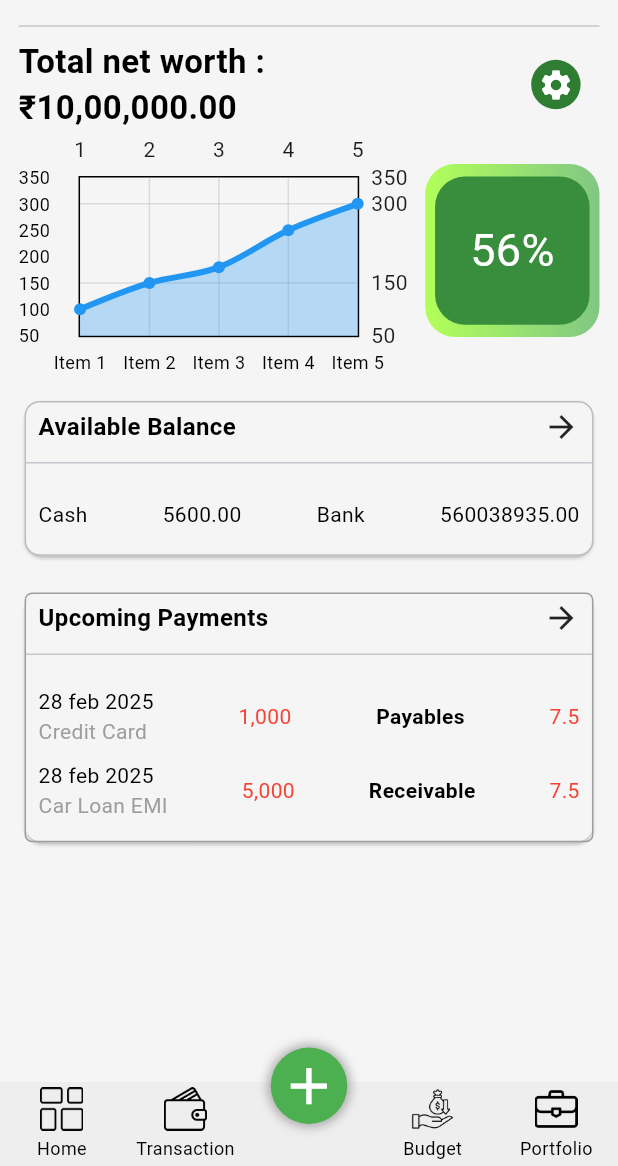
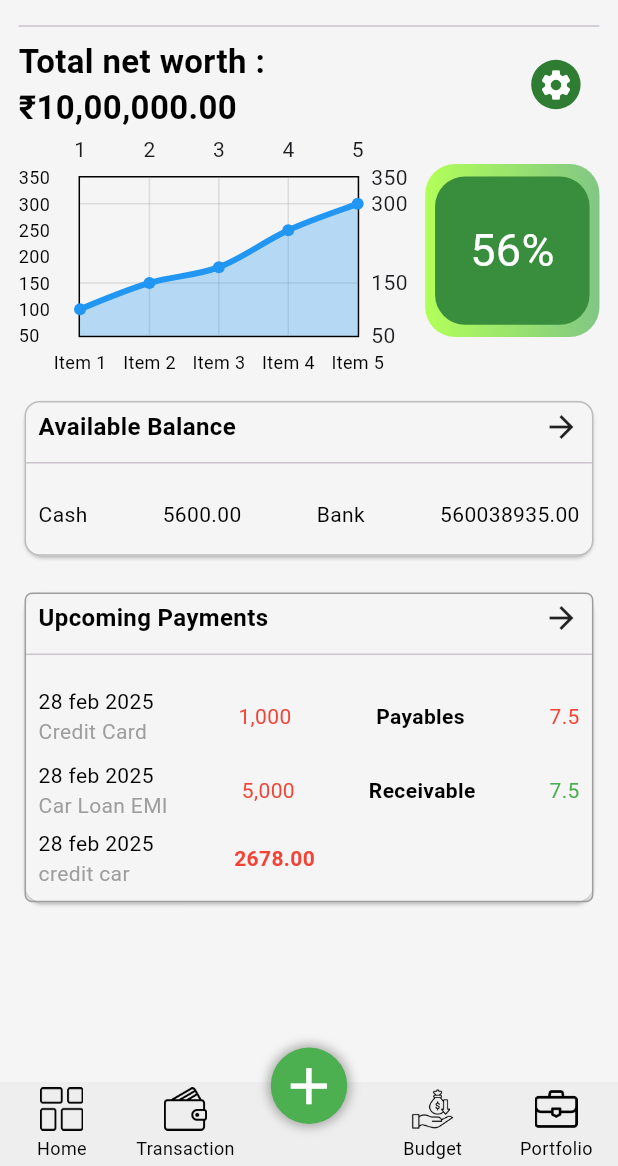
Before and after one commit to ArslanXXQazi/Finance-Tracker, a Flutter app: the screen it shows after launch, on a phone screen of 412 x 824 dp, the part 70-1236 px from its top. Run offline on Flutter 3.47's test engine with Material 3 defaults, Android fonts, the phone set to English and light mode, and no system bars; drawn by our look-alikes of fl_chart, persistent_bottom_nav_bar; our stand-ins replace flutter_animate.

Commit message:
Update home_nav_view.dart

```diff
--- a/finance_tracker/lib/src/views/nav_bar_view/home_nav_view/home_nav_view.dart
+++ b/finance_tracker/lib/src/views/nav_bar_view/home_nav_view/home_nav_view.dart
@@ -136,17 +136,19 @@ class HomeNavView extends StatelessWidget {
                       amount: '5,000',
                     payables_receivable: 'Receivable',
                       pay_rece_amount: '7.5',
+                    color: Colors.green,
                   ),
-                   // Row(
-                   //   children: [
-                   //     Column(
-                   //       crossAxisAlignment: CrossAxisAlignment.start,
-                   //       children: [
-                   //         CustomText(text: '28 feb 2025'),
-                   //         CustomText(text: 'credit car'),
-                   //       ],
-                   //     ),
-                   //     CustomText(text: '2678.00',color: Colors.red,),],),
+                   Row(
+                     children: [
+                       Column(
+                         crossAxisAlignment: CrossAxisAlignment.start,
+                         children: [
+                           CustomText(text: '28 feb 2025'),
+                           CustomText(text: 'credit car',color: Colors.grey,),
+                         ],
+                       ),
+                       SizedBox(width: width*.13,),
+                       BoldText(text: '2678.00',color: Colors.red,fontSize: 14,),],),
                  ],),
                )
               ],),
```
